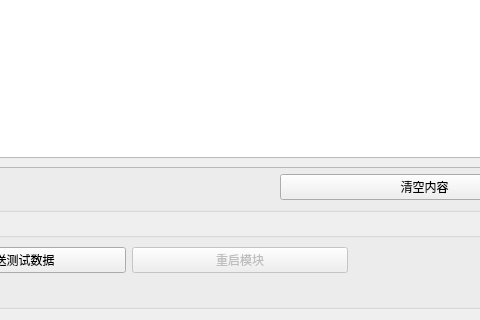
Before: the Qt Designer form src/Serialport/serialport.ui in kikiYang03/SerialPortAssistant3D, drawn with Qt 5; both pictures show x 334 to 814 and y 245 to 565 of the 1064 by 565 pixel window.
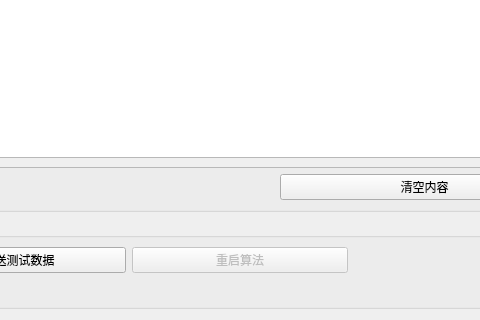
After: the same form once the commit is applied.

```diff
--- a/src/Serialport/serialport.ui
+++ b/src/Serialport/serialport.ui
@@ -109,7 +109,7 @@
                <bool>false</bool>
               </property>
               <property name="text">
-               <string>重启模块</string>
+               <string>重启算法</string>
               </property>
              </widget>
             </item>
```
